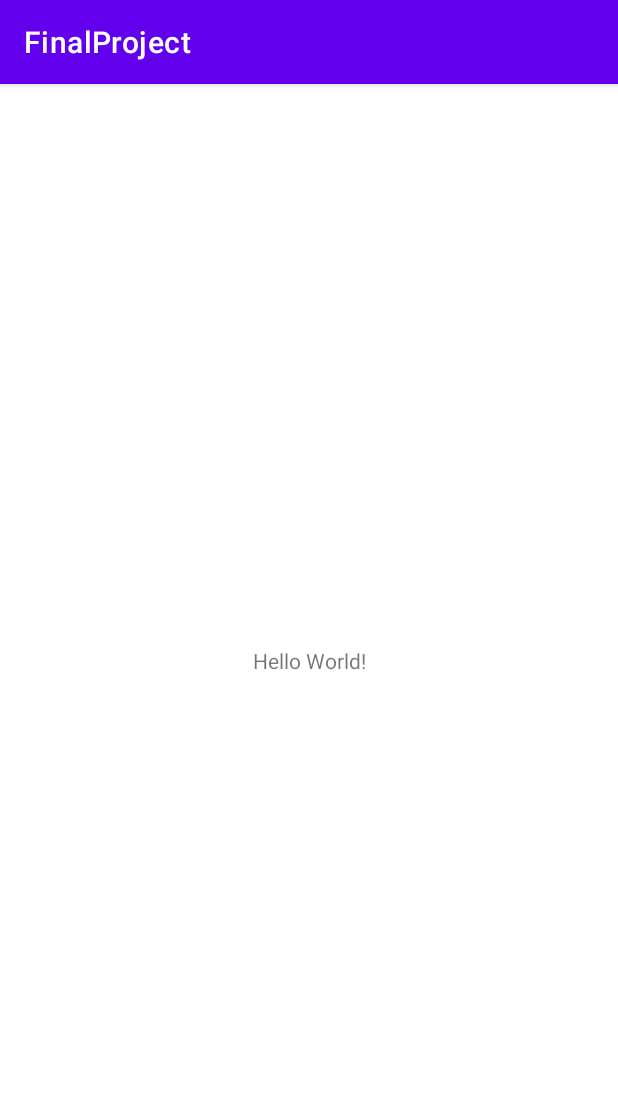
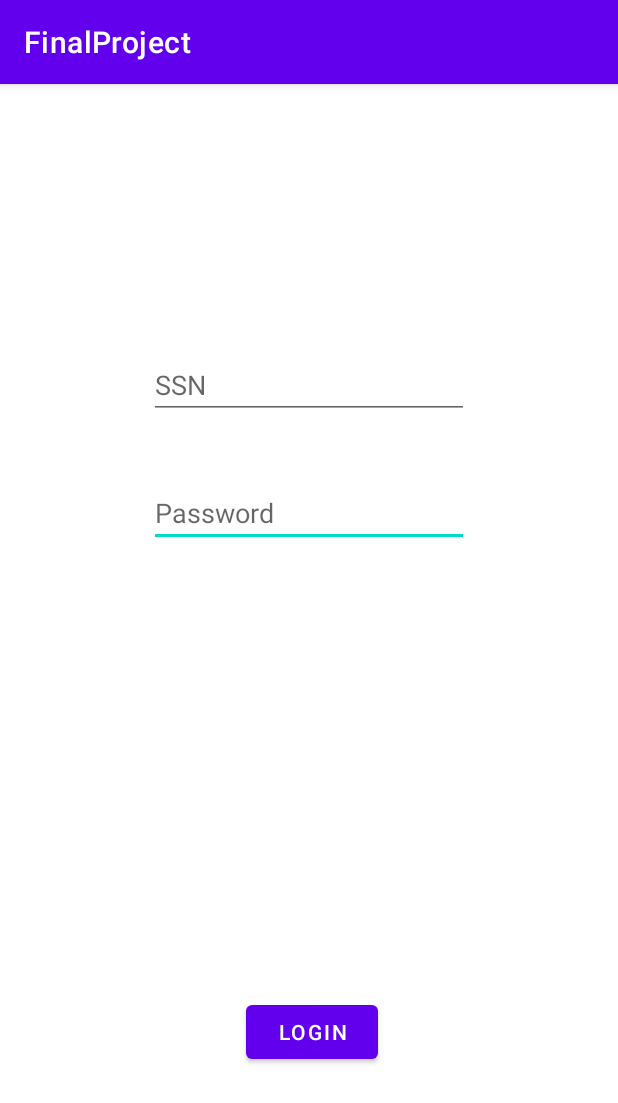
Before and after one commit to CRStromberg/Java310, an Android app: the screen it shows after launch (MainActivity), on a phone screen of 412 x 824 dp. Shown: the top 1103 px of the screen. Run offline under Robolectric (Android 15) with nearby library versions, the phone set to English and light mode, and no system bars.

Commit message:
XML's created

```diff
--- a/FinalProject/app/src/main/res/layout/activity_main.xml
+++ b/FinalProject/app/src/main/res/layout/activity_main.xml
@@ -6,13 +6,48 @@
     android:layout_height="match_parent"
     tools:context=".MainActivity">
 
-    <TextView
+    <Button
+        android:id="@+id/loginbutton"
         android:layout_width="wrap_content"
         android:layout_height="wrap_content"
-        android:text="Hello World!"
+        android:layout_marginStart="160dp"
+        android:layout_marginTop="608dp"
+        android:layout_marginEnd="160dp"
+        android:layout_marginBottom="75dp"
+        android:text="Login"
         app:layout_constraintBottom_toBottomOf="parent"
-        app:layout_constraintLeft_toLeftOf="parent"
-        app:layout_constraintRight_toRightOf="parent"
+        app:layout_constraintEnd_toEndOf="parent"
+        app:layout_constraintHorizontal_bias="1.0"
+        app:layout_constraintStart_toStartOf="parent"
+        app:layout_constraintTop_toTopOf="parent"
+        app:layout_constraintVertical_bias="0.0" />
+
+    <EditText
+        android:id="@+id/Password"
+        android:layout_width="wrap_content"
+        android:layout_height="wrap_content"
+        android:layout_marginStart="100dp"
+        android:layout_marginTop="40dp"
+        android:layout_marginEnd="100dp"
+        android:ems="10"
+        android:hint="Password"
+        android:inputType="textPassword"
+        app:layout_constraintEnd_toEndOf="parent"
+        app:layout_constraintStart_toStartOf="parent"
+        app:layout_constraintTop_toBottomOf="@+id/SSN" />
+
+    <EditText
+        android:id="@+id/SSN"
+        android:layout_width="wrap_content"
+        android:layout_height="wrap_content"
+        android:layout_marginStart="100dp"
+        android:layout_marginTop="178dp"
+        android:layout_marginEnd="100dp"
+        android:ems="10"
+        android:hint="SSN"
+        android:inputType="numberPassword"
+        app:layout_constraintEnd_toEndOf="parent"
+        app:layout_constraintStart_toStartOf="parent"
         app:layout_constraintTop_toTopOf="parent" />
 
 </androidx.constraintlayout.widget.ConstraintLayout>
```
Also changed, not shown: FinalProject/app/src/main/res/layout/login_fail.xml (added, +32 -0 lines), FinalProject/app/src/main/res/layout/vote.xml (added, +55 -0 lines).
